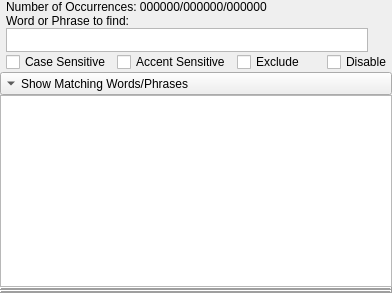
Qt form programs/KJVCanOpener/SearchPhraseEdit.ui (dewhisna/KingJamesPureBibleSearch) before a commit.
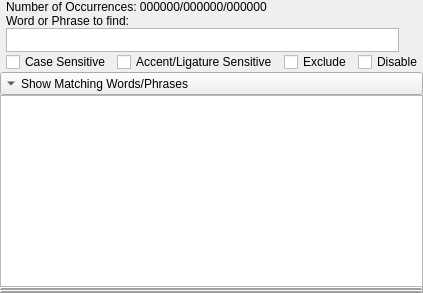
The same form after that commit. Icons and pictures are not drawn. Custom widgets are drawn as their Qt base class.

Commit message: Rename "Accent Sensitive" to "Accent/Ligature Sensitive".

```diff
--- a/programs/KJVCanOpener/SearchPhraseEdit.ui
+++ b/programs/KJVCanOpener/SearchPhraseEdit.ui
@@ -347,7 +347,7 @@
             <string>Enable Accent Matching Sensitivity when using Foreign Language Bible Databases</string>
            </property>
            <property name="text">
-            <string>Accent Sensitive</string>
+            <string>Accent/Ligature Sensitive</string>
            </property>
           </widget>
          </item>
```
The commit also changes 2 other files.
